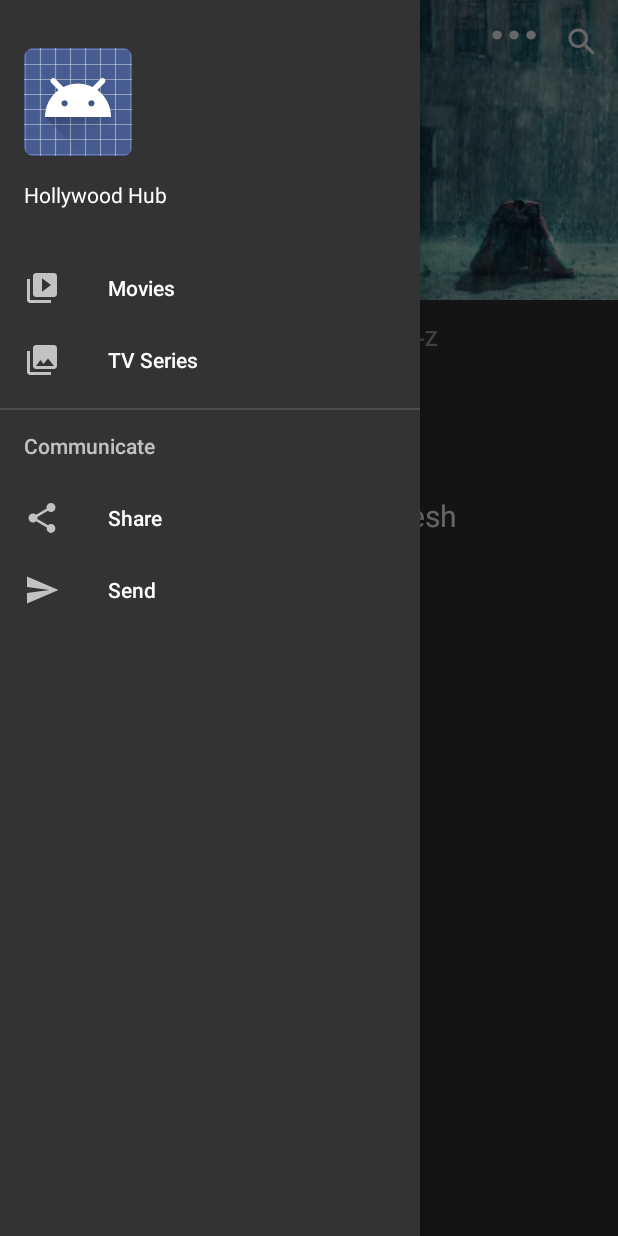
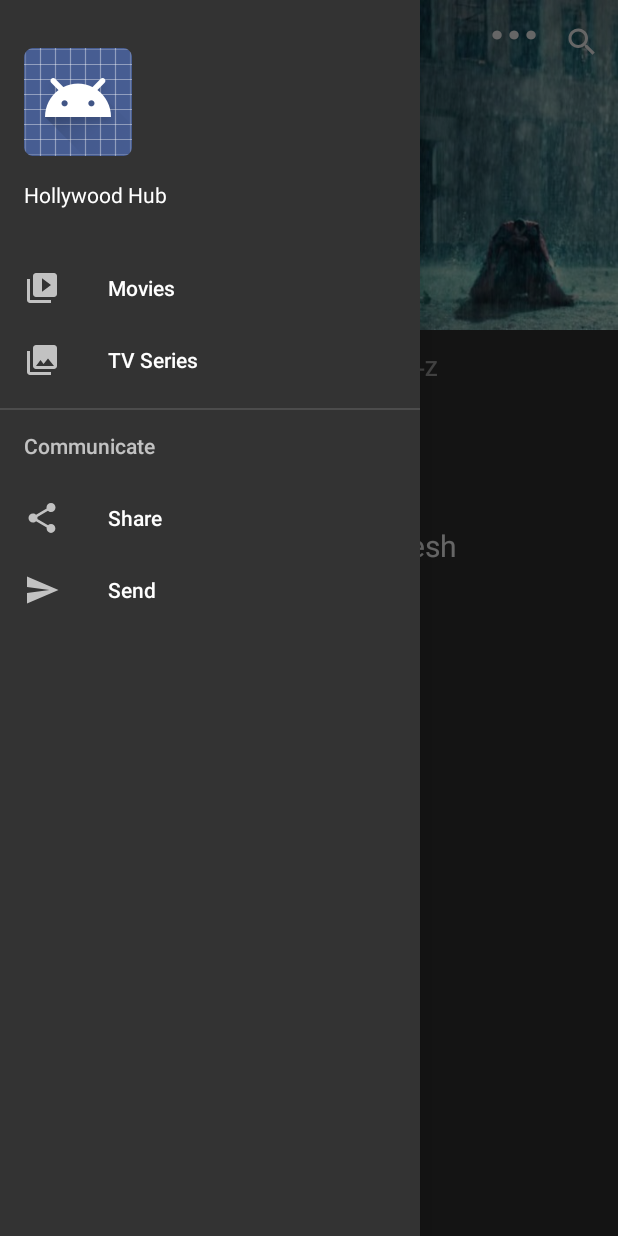
Before and after one commit to rahulpandey1501/AndroidStudioProjects, an Android app: the screen it shows after launch (MainActivity), with the side drawer open, on a phone screen of 412 x 824 dp. Run offline under Robolectric (Android 15) with nearby library versions, the phone set to English and light mode, and no system bars; our stand-ins replace Picasso; libraries missing offline, so code that uses them is left out: com.github.florent37.materialviewpager, com.github.ksoichiro.android; pictures from the network do not load.

Commit message:
random changes

```diff
--- a/HollywoodHub/app/src/main/res/layout/app_bar_main.xml
+++ b/HollywoodHub/app/src/main/res/layout/app_bar_main.xml
@@ -17,17 +17,16 @@
             android:layout_width="match_parent"
             android:layout_height="match_parent"
             android:fitsSystemWindows="true"
-            app:contentScrim="?attr/colorPrimary"
             app:layout_scrollFlags="scroll|exitUntilCollapsed">
 
             <ImageView
                 android:id="@+id/backdrop"
                 android:src="@drawable/header_movie"
                 android:layout_width="match_parent"
-                android:layout_height="200dp"
+                android:layout_height="220dp"
                 android:fitsSystemWindows="true"
                 android:scaleType="fitXY"
-                app:layout_collapseMode="none" />
+                app:layout_collapseMode="pin" />
 
             <android.support.v7.widget.Toolbar
                 android:id="@+id/toolbar"
```
Also changed, not shown: HollywoodHub/app/src/main/res/layout/activity_movie_info.xml (+6 -2 lines).
